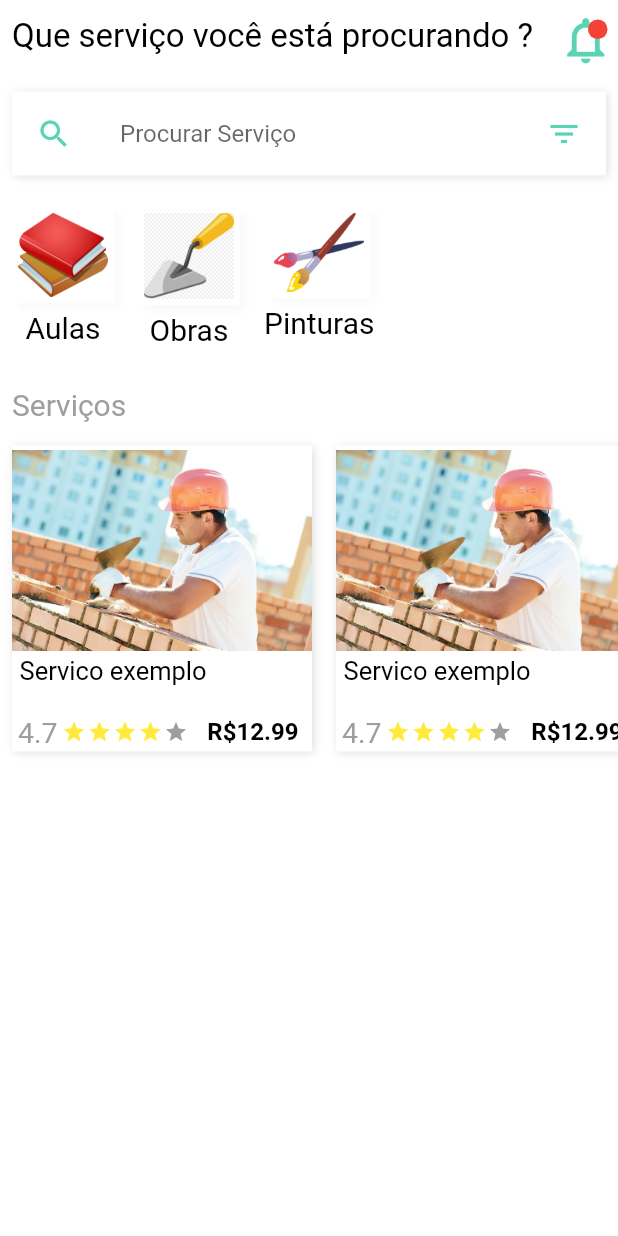
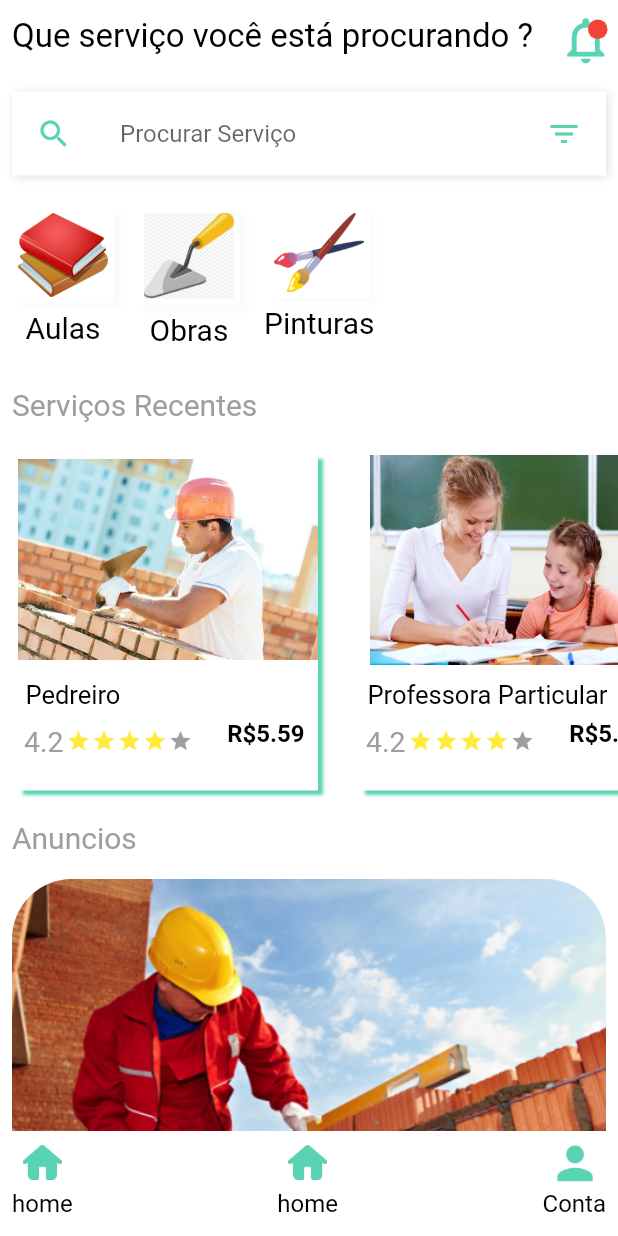
Before and after one commit to MatteiRc/EmFormalApp_versao2, a Flutter app: the screen it shows after launch, on a phone screen of 412 x 824 dp. Run offline on Flutter 3.47's test engine with Material 2 defaults, Android fonts, the phone set to English and light mode, and no system bars; our stand-ins replace flutter_rating_bar.

Commit message:
nova versao

```diff
--- /dev/null
+++ b/lib/scr/modelos/servicos.dart
@@ -0,0 +1,15 @@
+import 'package:flutter/cupertino.dart';
+
+class Servico{
+    final String trabalho;
+    final String imagem;
+    final double preco;
+    final double nota;
+    final String nome;
+
+  Servico({this.trabalho, this.imagem,this.preco, this.nota, this.nome});
+
+
+
+
+}
--- a/lib/scr/telas/home.dart
+++ b/lib/scr/telas/home.dart
@@ -1,8 +1,11 @@
 import 'package:flutter/material.dart';
 import 'package:flutter/painting.dart';
+import 'package:flutter/widgets.dart';
 import 'package:flutter_app/scr/cores.dart';
 import 'package:flutter_app/scr/modelos/categoria.dart';
+import 'package:flutter_app/scr/widgets/bottom_navigation_icons.dart';
 import 'package:flutter_app/scr/widgets/categorias.dart';
+import 'package:flutter_app/scr/widgets/featured_servico.dart';
 import 'package:flutter_app/scr/widgets/titulo.dart';
 import 'package:flutter_rating_bar/flutter_rating_bar.dart';
 
@@ -82,94 +85,46 @@ class _HomeState extends State<Home> {
             Categorias(),
             Padding(
               padding: const EdgeInsets.all(8.0),
-              child: Titulo(text: "Serviços", size: 20, color: grey,),
+              child: Titulo(text: "Serviços Recentes", size: 20, color: grey,),
             ),
-            Container(
-              height: 220,
-              child: ListView.builder(
-                  scrollDirection: Axis.horizontal,
-                  itemCount: 2,
-                  itemBuilder: (_, index){
-                return Padding(padding: EdgeInsets.all(8),
-                child: Container(
-                height: 220,
-                width: 200,
-                    decoration: BoxDecoration(color: white, boxShadow: [
-                    BoxShadow(
-                    color: grey[300], offset: Offset(1, 1), blurRadius: 4)
-                    ]),
-                    child: Column(
-                    children: <Widget>[
-                    Stack(
-                      children: [
-                        Image.asset("imagens/1.jpg", height: 140,),
-                        Row(
-                          mainAxisAlignment: MainAxisAlignment.spaceBetween,
-                          children: <Widget>[
-                            Padding(
-                              padding: const EdgeInsets.only(left: 5, top: 140),
-                              child: Titulo(text: "Servico exemplo",size: 17,),
-                            ),
-                            Padding(padding: EdgeInsets.all(4),
-                            child: Container(
-                              /*decoration: BoxDecoration(
-                              borderRadius: BorderRadius.circular(20),
-                              color: white, boxShadow: [
-                                BoxShadow(
-                                    color: grey[300], offset: Offset(1, 1), blurRadius: 4)
-                              ]),*/
-                            ),
-                            )
-                          ],
-                        ),
-                        Row(
-                          mainAxisAlignment: MainAxisAlignment.spaceBetween,
-                          children: <Widget>[
-                            Row(
-                              children: <Widget>[
-                                Padding(
-                                  padding: const EdgeInsets.only(left: 4, top: 180),
-                                  child: Titulo(text: "4.7",color: grey, size: 19,),
-                                ),
-                                SizedBox(width: 2,),
-                                Padding(
-                                  padding: const EdgeInsets.only(left: 1, top: 180),
-                                  child: Icon(Icons.star, color: yellow, size: 16,),
-                                ),
-                                Padding(
-                                  padding: const EdgeInsets.only(left: 1, top: 180),
-                                  child: Icon(Icons.star, color: yellow, size: 16,),
-                                ),
-                                Padding(
-                                  padding: const EdgeInsets.only(left: 1, top: 180),
-                                  child: Icon(Icons.star, color: yellow, size: 16,),
-                                ),
-                                Padding(
-                                  padding: const EdgeInsets.only(left: 1, top: 180),
-                                  child: Icon(Icons.star, color: yellow, size: 16,),
-                                ),
-                                Padding(
-                                  padding: const EdgeInsets.only(left: 1, top: 180),
-                                  child: Icon(Icons.star, color: grey, size: 16,),
-                                ),
-                              ],
-                            ),
-                            Padding(
-                              padding: const EdgeInsets.only(right: 9, top: 180),
-                              child: Titulo(text: "\R\$12.99", weight: FontWeight.bold,),),
-                          ],
-                        ),
 
-                      ],
-                    ),
+            Featured(),
+            Padding(
+              padding: const EdgeInsets.all(8.0),
+              child: Titulo(text: "Anuncios", size: 20, color: grey,),
 
-                    ],
-                    ),
-                    )
-                );}),
+            ),
+            Stack(
+              children: <Widget>[
+                Padding(padding: EdgeInsets.all(8),
+                child: ClipRRect(
+                  borderRadius: BorderRadius.circular(40),
+                  child: Image.asset("imagens/popular2.png"),),
+                )
+              ],
             )
-
           ],
+        ),
+      ),
+      bottomNavigationBar: Container(
+        height: 70,
+        color: white,
+        child: Row(
+          mainAxisAlignment: MainAxisAlignment.spaceBetween,
+          children: <Widget>[
+            BottomNavIcon(
+                imagem: "home.png",
+                nome: "home"
+            ),
+            BottomNavIcon(
+                imagem: "home.png",
+                nome: "home"
+            ),
+            BottomNavIcon(
+                imagem: "user.png",
+                nome: "Conta"
+            ),
+          ]
         ),
       ),
     );
--- /dev/null
+++ b/lib/scr/widgets/bottom_navigation_icons.dart
@@ -0,0 +1,22 @@
+import 'package:flutter/material.dart';
+import 'package:flutter_app/scr/widgets/titulo.dart';
+class BottomNavIcon extends StatelessWidget {
+  final String imagem;
+  final String nome;
+
+  const BottomNavIcon({Key key, this.imagem, this.nome}) : super(key: key);
+
+  @override
+  Widget build(BuildContext context) {
+    return Padding(
+      padding: const EdgeInsets.all(8.0),
+      child: Column(
+        children: <Widget>[
+          Image.asset("imagens/$imagem", width: 26, height: 26,),
+          SizedBox(height: 5,),
+          Titulo(text: nome,)
+        ],
+      ),
+    );
+  }
+}
--- /dev/null
+++ b/lib/scr/widgets/featured_servico.dart
@@ -0,0 +1,86 @@
+import 'package:flutter/material.dart';
+import 'package:flutter_app/scr/modelos/servicos.dart';
+import 'package:flutter_app/scr/widgets/titulo.dart';
+
+import '../cores.dart';
+
+List<Servico> servicoList = [
+  Servico(trabalho: "Pedreiro", preco: 5.59, nota: 4.2, nome: "Roberto", imagem: "1.jpg"),
+  Servico(trabalho: "Professora Particular", preco: 5.59, nota: 4.2, nome: "Roberto", imagem: "2.jpg"),
+  Servico(trabalho: "Encanador", preco: 5.59, nota: 4.2, nome: "Roberto", imagem: "3.jpg"),
+];
+
+class Featured extends StatelessWidget {
+  @override
+  Widget build(BuildContext context) {
+    return Container(
+      height: 250,
+      child: ListView.builder(
+          scrollDirection: Axis.horizontal,
+          itemCount: servicoList.length,
+          itemBuilder: (_, index){
+            return Padding(padding: EdgeInsets.fromLTRB(12, 14, 16, 12),
+                child: Container(
+                  height: 220,
+                  width: 200,
+                  decoration: BoxDecoration(color: white, boxShadow: [
+                    BoxShadow(
+                        color: tema, offset: Offset(3, 3), blurRadius: 1)
+                  ]),
+                  child: Column(
+                    children: <Widget>[
+                          Image.asset("imagens/${servicoList[index].imagem}", height: 140,),
+                          Row(
+                            mainAxisAlignment: MainAxisAlignment.spaceBetween,
+                            children: <Widget>[
+                              Padding(
+                                padding: const EdgeInsets.only(left: 5,top: 10),
+                                child: Titulo(text: servicoList[index].trabalho ,size: 17,),
+                              ),
+                            ],
+                          ),
+                          Row(
+                            mainAxisAlignment: MainAxisAlignment.spaceBetween,
+                            children: <Widget>[
+                              Row(
+                                children: <Widget>[
+                                  Padding(
+                                    padding: const EdgeInsets.only(left: 4,top: 10),
+                                    child: Titulo(text: servicoList[index].nota.toString(),color: grey, size: 19,),
+                                  ),
+                                  SizedBox(width: 1,),
+                                  Padding(
+                                    padding: const EdgeInsets.only(left: 1,top: 10),
+                                    child: Icon(Icons.star, color: yellow, size: 16,),
+                                  ),
+                                  Padding(
+                                    padding: const EdgeInsets.only(left: 1,top: 10),
+                                    child: Icon(Icons.star, color: yellow, size: 16,),
+                                  ),
+                                  Padding(
+                                    padding: const EdgeInsets.only(left: 1,top:10),
+                                    child: Icon(Icons.star, color: yellow, size: 16,),
+                                  ),
+                                  Padding(
+                                    padding: const EdgeInsets.only(left: 1,top:10),
+                                    child: Icon(Icons.star, color: yellow, size: 16,),
+                                  ),
+                                  Padding(
+                                    padding: const EdgeInsets.only(left: 1,top:10),
+                                    child: Icon(Icons.star, color: grey, size: 16,),
+                                  ),
+                                ],
+                              ),
+                              Padding(
+                                padding: const EdgeInsets.only(right: 9,),
+                                child: Titulo(text: "\R\$${servicoList[index].preco}", weight: FontWeight.bold,),),
+                            ],
+                          ),
+
+                        ],
+                      ),
+                  ),
+            );}),
+    );
+  }
+}
```
Also changed, not shown: imagens/home.png (added), imagens/plus.png (added), imagens/popular1.png (added), imagens/popular2.png (added), imagens/user.png (added).
